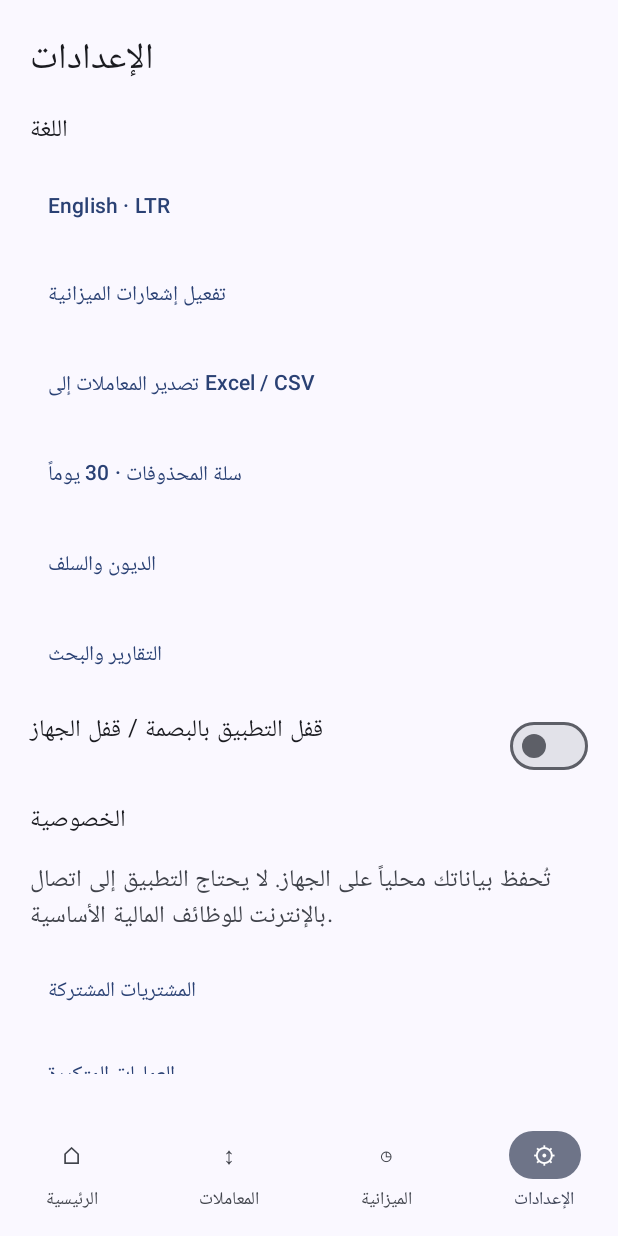
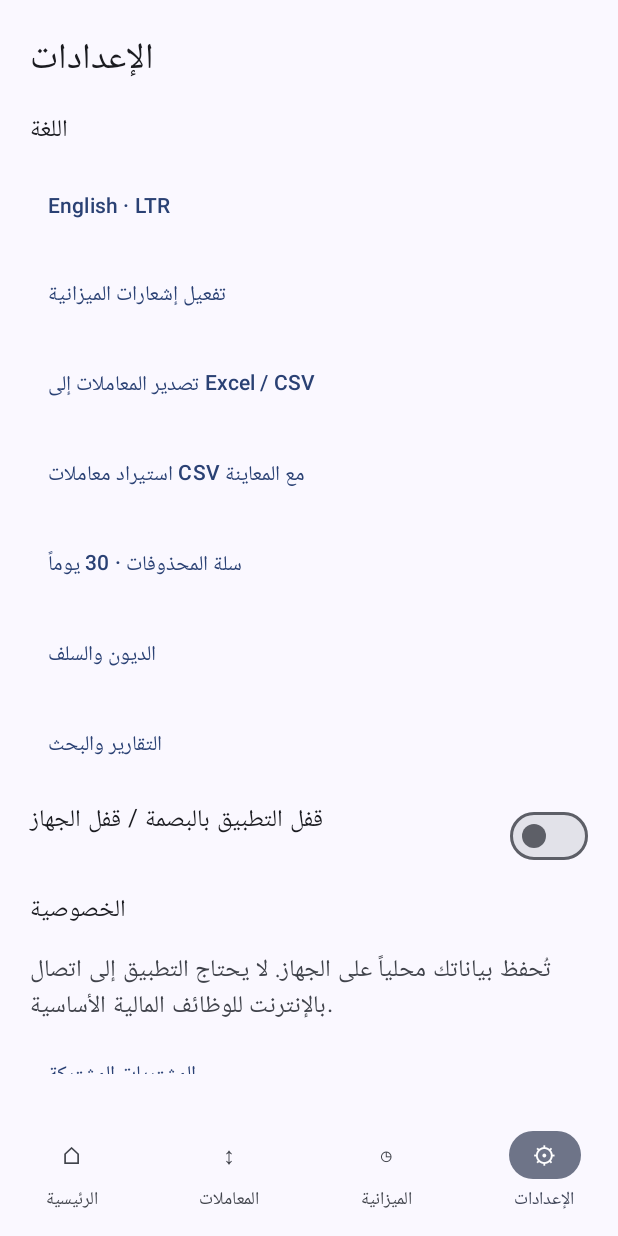
Before and after one commit to c83491307-gif/ROFOFAQ, an Android app built with Jetpack Compose: the SettingsRoute screen opened through its navigation route, on a phone screen of 412 x 824 dp. Run offline under Robolectric (Android 15) with nearby library versions, the phone set to English and light mode, and no system bars; our stand-ins replace Room's generated code; libraries missing offline, so code that uses them is left out: androidx.glance, androidx.glance.appwidget; 5 statements that could not run were skipped.

Commit message:
feat(import): connect CSV preview and confirmation flow in settings

```diff
--- a/app/src/main/java/com/creazzy/rofof/app/ROFOFRootScreen.kt
+++ b/app/src/main/java/com/creazzy/rofof/app/ROFOFRootScreen.kt
@@ -53,6 +53,7 @@ import com.creazzy.rofof.feature.dashboard.DashboardScreen
 import com.creazzy.rofof.feature.dashboard.ExpenseViewModel
 import com.creazzy.rofof.feature.analytics.AnalyticsScreen
 import com.creazzy.rofof.feature.debts.DebtManagementScreen
+import com.creazzy.rofof.feature.importing.CsvImportScreen
 import com.creazzy.rofof.feature.purchases.PurchaseManagementScreen
 import com.creazzy.rofof.feature.recurring.RecurringManagementScreen
 import java.math.BigDecimal
@@ -194,6 +195,7 @@ fun ROFOFRootScreen(
                     onRecurring = { navController.navigate("recurring") },
                     onRequestNotifications = requestNotificationPermission,
                     onExportCsv = requestCsvExport,
+                    onImportCsv = { navController.navigate("csv-import") },
                     onTrash = { navController.navigate("trash") },
                     onDebts = { navController.navigate("debts") },
                     onAnalytics = { navController.navigate("analytics") },
@@ -215,6 +217,9 @@ fun ROFOFRootScreen(
             }
             composable("analytics") {
                 AnalyticsScreen(onBack = { navController.popBackStack() }, language = language)
+            }
+            composable("csv-import") {
+                CsvImportScreen(language = language, onBack = { navController.popBackStack() })
             }
         }
     }
@@ -277,6 +282,7 @@ private fun SettingsRoute(
     onRecurring: () -> Unit,
     onRequestNotifications: () -> Unit,
     onExportCsv: () -> Unit,
+    onImportCsv: () -> Unit,
     onTrash: () -> Unit,
     onDebts: () -> Unit,
     onAnalytics: () -> Unit,
@@ -298,6 +304,9 @@ private fun SettingsRoute(
         }
         TextButton(onClick = onExportCsv) {
             Text(if (ar) "تصدير المعاملات إلى Excel / CSV" else "Export transactions to Excel / CSV")
+        }
+        TextButton(onClick = onImportCsv) {
+            Text(if (ar) "استيراد معاملات CSV مع المعاينة" else "Import CSV with preview")
         }
         TextButton(onClick = onTrash) {
             Text(if (ar) "سلة المحذوفات · 30 يوماً" else "Recycle bin · 30 days")
```
